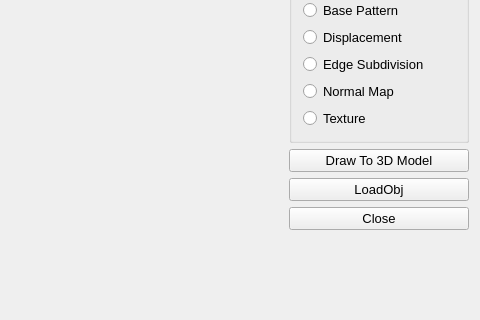
Qt form mainwindow.ui (ds282547/NPR_Course_HW2) before a commit; both pictures show x 954 to 1434 and y 136 to 456 of the 1434 by 693 pixel window.
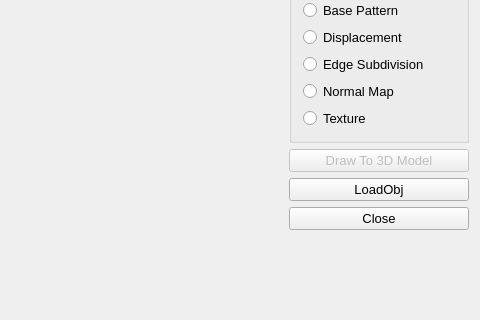
The same form after that commit. Custom widgets are drawn as their Qt base class.

Patch:
```diff
--- a/mainwindow.ui
+++ b/mainwindow.ui
@@ -192,6 +192,9 @@
       </item>
       <item>
        <widget class="QPushButton" name="pushButtonDraw">
+        <property name="enabled">
+         <bool>false</bool>
+        </property>
         <property name="maximumSize">
          <size>
           <width>200</width>
```
